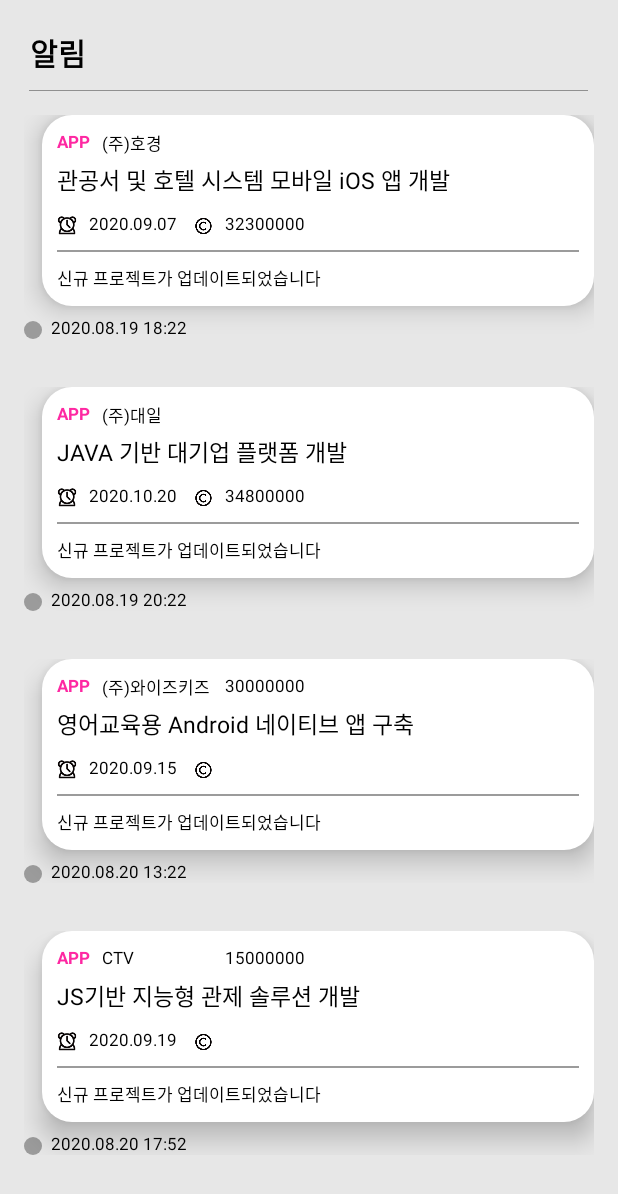
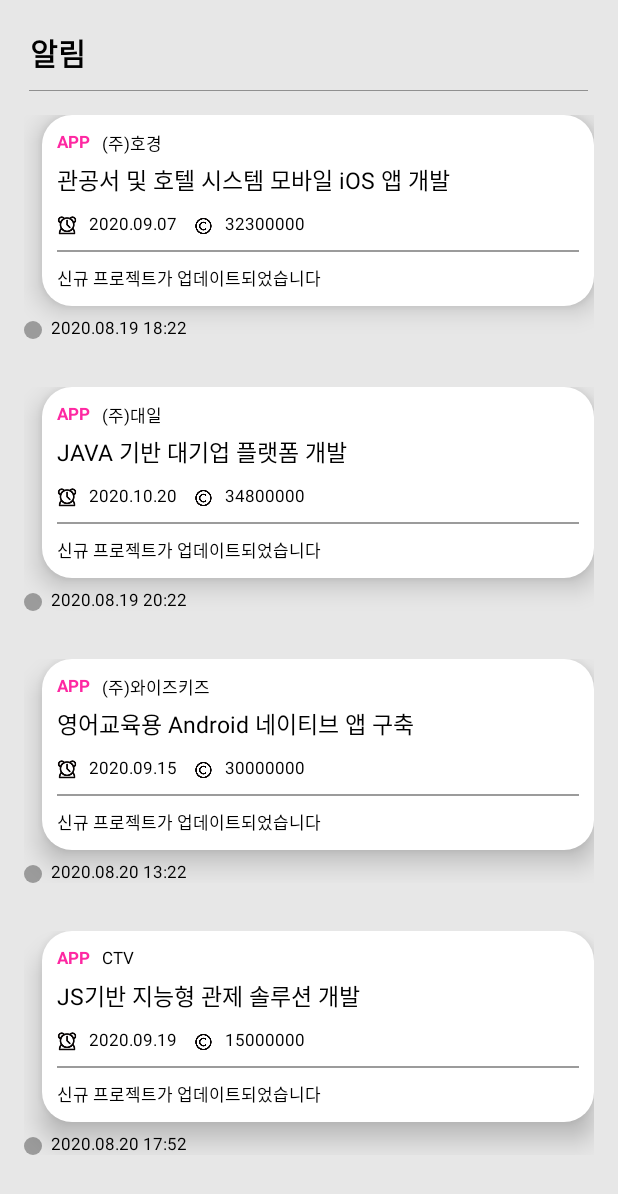
Before and after one commit to hyobins/monthly_challenge, an Android app: the layout fragment_alarm.xml on its own in the app's theme, with its tools: preview values and no code run, on a phone screen of 412 x 824 dp. Shown: the top 1194 px of the screen. Run offline under Robolectric (Android 15) with nearby library versions, the phone set to English and light mode, and no system bars.

```diff
--- a/app/src/main/res/layout/activity_mypoint.xml
+++ b/app/src/main/res/layout/activity_mypoint.xml
@@ -41,7 +41,6 @@
                     android:id="@+id/titleText"
                     android:layout_width="match_parent"
                     android:layout_height="100dp"
-                    android:layout_below="@+id/textView"
                     android:gravity="center"
                     android:text="현재 포인트"
                     android:textColor="#FFFFFF"
--- a/app/src/main/res/layout/fragment_alarm.xml
+++ b/app/src/main/res/layout/fragment_alarm.xml
@@ -351,7 +351,7 @@
                         android:id="@+id/prize_size03"
                         android:layout_width="wrap_content"
                         android:layout_height="wrap_content"
-                        android:layout_alignBottom="@+id/icon_poin03"
+                        android:layout_alignBottom="@+id/icon_point03"
                         android:layout_toRightOf="@+id/icon_point03"
                         android:paddingLeft="8dp"
                         android:text="30000000"
@@ -473,7 +473,7 @@
                         android:id="@+id/prize_size04"
                         android:layout_width="wrap_content"
                         android:layout_height="wrap_content"
-                        android:layout_alignBottom="@+id/icon_poin04"
+                        android:layout_alignBottom="@+id/icon_point04"
                         android:layout_toRightOf="@+id/icon_point04"
                         android:paddingLeft="8dp"
                         android:text="15000000"
```
Also changed, not shown: app/src/main/res/layout/activity_projectdetail.xml (+11 -9 lines), 2 other files.
